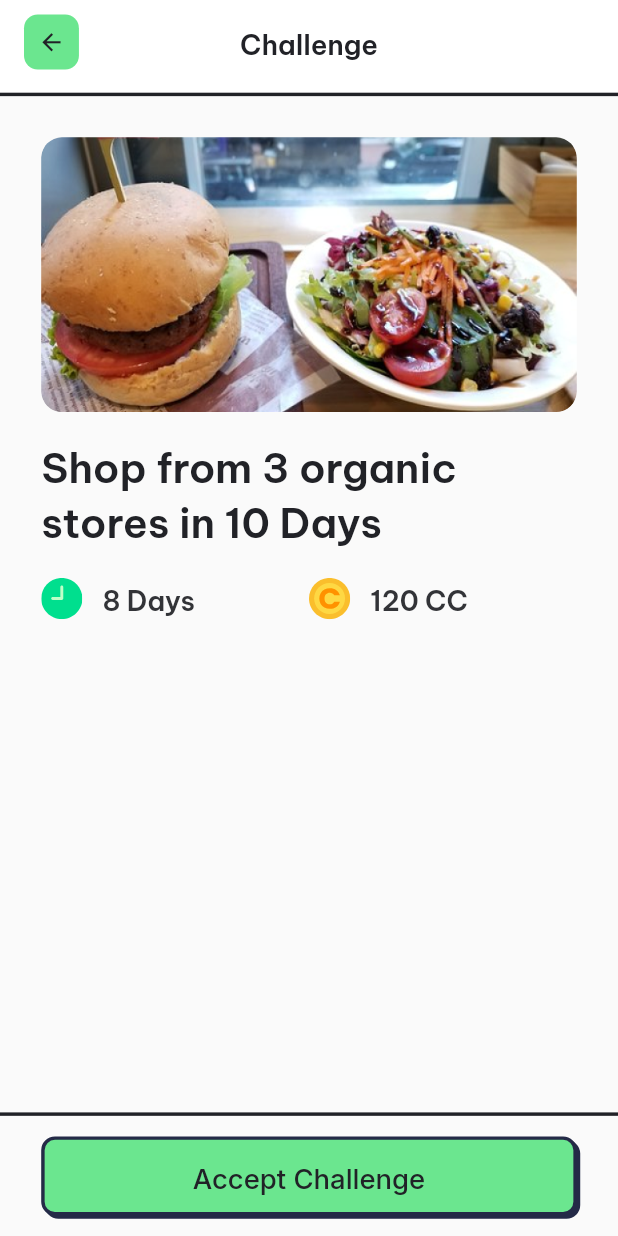
After one commit to CERO2-HK/cero2, a Flutter app: the screen it shows after launch, after a tap on "Stay Organic!", on a phone screen of 412 x 824 dp. The commit adds this screen. Run offline on Flutter 3.47's test engine with Material 2 defaults, Android fonts, the phone set to English and light mode, and no system bars; our stand-ins replace device_info_plus, flutter_secure_storage, flutter_svg, get_it, google_fonts, page_transition and 2 more.

Commit message:
challenge page

```diff
--- a/lib/constants/colors.dart
+++ b/lib/constants/colors.dart
@@ -11,4 +11,5 @@ class AppColor {
   static Color grey = const Color(0xffBBBBBD);
   static Color light = const Color(0xffF6F6F8);
   static Color dark = const Color(0xff323337);
+  static Color white = Colors.white;
 }
--- a/lib/routing/route_names.dart
+++ b/lib/routing/route_names.dart
@@ -2,4 +2,5 @@ class RouteNames {
   static const String navbarRoute = '/navbar';
   static const String homeRoute = '/home';
   static const String splashRoute = '/splash';
+  static const String challengeRoute = '/challenge';
 }
--- a/lib/routing/router.dart
+++ b/lib/routing/router.dart
@@ -1,3 +1,5 @@
+import 'package:cero2/models/challenge.dart';
+import 'package:cero2/screens/challenge/challenge_view.dart';
 import 'package:flutter/material.dart';
 import 'package:flutter/widgets.dart';
 import 'package:page_transition/page_transition.dart';
@@ -12,6 +14,13 @@ Route<dynamic> generateRoute(RouteSettings settings) {
           duration: 100);
     case RouteNames.splashRoute:
       return _getPageRoute(SplashView(), PageTransitionType.fade);
+    case RouteNames.challengeRoute:
+      Challenge challenge = settings.arguments as Challenge;
+      return _getPageRoute(
+          ChallengeView(
+            challenge: challenge,
+          ),
+          PageTransitionType.rightToLeft);
     default:
       return _getPageRoute(SplashView(), PageTransitionType.fade);
   }
--- /dev/null
+++ b/lib/screens/challenge/challenge_view.dart
@@ -0,0 +1,180 @@
+import 'package:cero2/constants/colors.dart';
+import 'package:cero2/locator.dart';
+import 'package:cero2/models/challenge.dart';
+import 'package:cero2/services/global_service.dart';
+import 'package:cero2/services/navigation_service.dart';
+import 'package:cero2/services/user_service.dart';
+import 'package:cero2/widgets/current_challenge_banner.dart';
+import 'package:cero2/widgets/flat_button.dart';
+import 'package:cero2/widgets/icon_button.dart';
+import 'package:cero2/widgets/new_challenge_banner.dart';
+import 'package:flutter/material.dart';
+import 'package:flutter_svg/svg.dart';
+import 'package:google_fonts/google_fonts.dart';
+import 'package:intl/intl.dart';
+import 'package:stacked/stacked.dart';
+
+import 'challenge_viewmodel.dart';
+
+class ChallengeView extends StatelessWidget {
+  Challenge challenge;
+  ChallengeView({Key? key, required this.challenge}) : super(key: key);
+
+  @override
+  Widget build(BuildContext context) {
+    return ViewModelBuilder<ChallengeViewModel>.reactive(
+      viewModelBuilder: () => ChallengeViewModel(),
+      builder: (
+        BuildContext context,
+        ChallengeViewModel model,
+        Widget? child,
+      ) {
+        return Scaffold(
+          appBar: PreferredSize(
+            preferredSize:
+                Size.fromHeight(Global.s(56)), // here the desired height
+            child: AppBar(
+              automaticallyImplyLeading: false,
+              backgroundColor: AppColor.white,
+              centerTitle: true,
+              elevation: 0,
+              title: Row(
+                mainAxisAlignment: MainAxisAlignment.spaceBetween,
+                crossAxisAlignment: CrossAxisAlignment.center,
+                children: [
+                  AppIconButton(
+                    onclick: () {
+                      locator<NavigationService>().pop();
+                    },
+                  ),
+                  Text(
+                    "Challenge",
+                    style: GoogleFonts.beVietnamPro(
+                      fontSize: Global.s(16),
+                      height: 1.5,
+                      fontWeight: FontWeight.w600,
+                      color: AppColor.black,
+                    ),
+                  ),
+                  Container(
+                    width: Global.s(32),
+                  )
+                ],
+              ),
+              bottom: PreferredSize(
+                  child: Container(
+                    color: AppColor.black,
+                    height: Global.s(2),
+                  ),
+                  preferredSize: Size.fromHeight(Global.s(2))),
+            ),
+          ),
+          body: SafeArea(
+            child: Column(
+              mainAxisAlignment: MainAxisAlignment.spaceBetween,
+              children: [
+                Padding(
+                  padding: EdgeInsets.all(Global.s(24)),
+                  child: Column(
+                    children: [
+                      Container(
+                        width: double.infinity,
+                        height: Global.s(160),
+                        decoration: BoxDecoration(
+                          borderRadius: BorderRadius.circular(Global.s(12)),
+                          image: DecorationImage(
+                              image: AssetImage(challenge.banner ?? ''),
+                              fit: BoxFit.fill),
+                        ),
+                      ),
+                      SizedBox(
+                        height: Global.s(16),
+                      ),
+                      Text(
+                        challenge.description,
+                        style: GoogleFonts.beVietnamPro(
+                          color: AppColor.black,
+                          fontSize: Global.s(24),
+                          height: 1.33,
+                          fontWeight: FontWeight.w600,
+                        ),
+                      ),
+                      SizedBox(
+                        height: Global.s(16),
+                      ),
+                      Row(
+                        children: [
+                          Expanded(
+                            child: Row(
+                              children: [
+                                SvgPicture.asset(
+                                  'assets/icons/time.svg',
+                                  semanticsLabel: 'time',
+                                  height: Global.s(24),
+                                ),
+                                SizedBox(
+                                  width: Global.s(8),
+                                ),
+                                Text(
+                                  " ${challenge.days} Day" +
+                                      (challenge.days > 2 ? "s" : ""),
+                                  style: GoogleFonts.beVietnamPro(
+                                    color: AppColor.dark,
+                                    fontSize: Global.s(16),
+                                    height: 1.5,
+                                    fontWeight: FontWeight.w600,
+                                  ),
+                                ),
+                              ],
+                            ),
+                          ),
+                          Expanded(
+                            child: Row(
+                              children: [
+                                SvgPicture.asset(
+                                  'assets/icons/cero_coin.svg',
+                                  semanticsLabel: 'cero_coin',
+                                  height: Global.s(24),
+                                ),
+                                SizedBox(
+                                  width: Global.s(8),
+                                ),
+                                Text(
+                                  " ${challenge.points} CC",
+                                  style: GoogleFonts.beVietnamPro(
+                                    color: AppColor.dark,
+                                    fontSize: Global.s(16),
+                                    height: 1.5,
+                                    fontWeight: FontWeight.w600,
+                                  ),
+                                ),
+                              ],
+                            ),
+                          ),
+                        ],
+                      )
+                    ],
+                  ),
+                ),
+                Container(
+                  width: Global.screenWidth,
+                  height: Global.s(72),
+                  padding: EdgeInsets.symmetric(
+                      vertical: Global.s(12), horizontal: Global.s(24)),
+                  decoration: BoxDecoration(
+                      border: Border(
+                          top: BorderSide(
+                              color: AppColor.black, width: Global.s(2)))),
+                  child: AppFlatButton(
+                    text: "Accept Challenge",
+                    onclick: () {},
+                  ),
+                )
+              ],
+            ),
+          ),
+        );
+      },
+    );
+  }
+}
--- /dev/null
+++ b/lib/screens/challenge/challenge_viewmodel.dart
@@ -0,0 +1,5 @@
+import 'package:cero2/models/challenge.dart';
+import 'package:cero2/services/api_service.dart';
+import 'package:stacked/stacked.dart';
+
+class ChallengeViewModel extends BaseViewModel {}
--- a/lib/screens/challenges/challenges_view.dart
+++ b/lib/screens/challenges/challenges_view.dart
@@ -241,7 +241,7 @@ class ChallengesView extends StatelessWidget {
           height: Global.s(12),
         ),
         SizedBox(
-          height: Global.s(224),
+          height: Global.s(232),
           child: SingleChildScrollView(
             scrollDirection: Axis.horizontal,
             child: Row(
--- a/lib/widgets/current_challenge_banner.dart
+++ b/lib/widgets/current_challenge_banner.dart
@@ -1,6 +1,9 @@
 import 'package:cero2/constants/colors.dart';
+import 'package:cero2/locator.dart';
 import 'package:cero2/models/challenge.dart';
+import 'package:cero2/routing/route_names.dart';
 import 'package:cero2/services/global_service.dart';
+import 'package:cero2/services/navigation_service.dart';
 import 'package:flutter/material.dart';
 import 'package:flutter_svg/svg.dart';
 import 'package:google_fonts/google_fonts.dart';
@@ -16,9 +19,31 @@ class CurrentChallengeBanner extends StatefulWidget {
 }
 
 class _CurrentChallengeBannerState extends State<CurrentChallengeBanner> {
+  bool isPressed = false;
+
   @override
   Widget build(BuildContext context) {
-    return Container(
+    return GestureDetector(
+      onTapDown: (details) {
+        setState(() {
+          isPressed = true;
+        });
+      },
+      onTapUp: (details) {
+        setState(() {
+          isPressed = false;
+        });
+      },
+      onTapCancel: () {
+        setState(() {
+          isPressed = false;
+        });
+      },
+      onTap: () {
+        locator<NavigationService>()
+            .pushNamed(RouteNames.challengeRoute, arguments: widget.challenge);
+      },
+      child: Container(
         width: Global.screenWidth,
         padding: EdgeInsets.all(Global.s(12)),
         decoration: BoxDecoration(
@@ -31,7 +56,9 @@ class _CurrentChallengeBannerState extends State<CurrentChallengeBanner> {
             Global.s(8),
           ),
           boxShadow: [
-          BoxShadow(
+            isPressed
+                ? const BoxShadow()
+                : BoxShadow(
                     color: AppColor.secondaryColor,
                     offset: Offset(Global.s(2), Global.s(2)),
                   ),
@@ -183,6 +210,7 @@ class _CurrentChallengeBannerState extends State<CurrentChallengeBanner> {
             ),
           ],
         ),
+      ),
     );
   }
 }
--- /dev/null
+++ b/lib/widgets/flat_button.dart
@@ -0,0 +1,79 @@
+import 'package:cero2/constants/colors.dart';
+import 'package:cero2/services/global_service.dart';
+import 'package:flutter/material.dart';
+import 'package:google_fonts/google_fonts.dart';
+
+class AppFlatButton extends StatefulWidget {
+  AppFlatButton(
+      {Key? key,
+      required this.text,
+      required this.onclick,
+      this.height,
+      this.width})
+      : super(key: key);
+
+  String text;
+  VoidCallback onclick;
+  double? width;
+  double? height;
+
+  @override
+  State<AppFlatButton> createState() => _AppFlatButtonState();
+}
+
+class _AppFlatButtonState extends State<AppFlatButton> {
+  bool isPressed = false;
+
+  @override
+  Widget build(BuildContext context) {
+    return GestureDetector(
+      onTapDown: (details) {
+        setState(() {
+          isPressed = true;
+        });
+      },
+      onTapUp: (details) {
+        setState(() {
+          isPressed = false;
+        });
+      },
+      onTapCancel: () {
+        setState(() {
+          isPressed = false;
+        });
+      },
+      onTap: widget.onclick,
+      child: Container(
+        width: widget.width ?? Global.screenWidth,
+        height: widget.height ?? Global.s(48),
+        decoration: BoxDecoration(
+          color: AppColor.primaryColor,
+          borderRadius: BorderRadius.circular(Global.s(8)),
+          border: Border.all(
+            color: AppColor.secondaryColor,
+            width: Global.s(2),
+          ),
+          boxShadow: [
+            isPressed
+                ? const BoxShadow()
+                : BoxShadow(
+                    color: AppColor.secondaryColor,
+                    offset: Offset(Global.s(2), Global.s(2)),
+                  ),
+          ],
+        ),
+        child: Center(
+          child: Text(
+            widget.text,
+            style: GoogleFonts.inter(
+              color: AppColor.black,
+              fontSize: Global.s(16),
+              height: 1.5,
+              fontWeight: FontWeight.w500,
+            ),
+          ),
+        ),
+      ),
+    );
+  }
+}
--- /dev/null
+++ b/lib/widgets/icon_button.dart
@@ -0,0 +1,33 @@
+import 'package:cero2/constants/colors.dart';
+import 'package:cero2/services/global_service.dart';
+import 'package:flutter/material.dart';
+
+class AppIconButton extends StatelessWidget {
+  AppIconButton(
+      {Key? key, required this.onclick, this.iconData = Icons.arrow_back})
+      : super(key: key);
+
+  IconData? iconData;
+  VoidCallback onclick;
+
+  @override
+  Widget build(BuildContext context) {
+    return GestureDetector(
+      onTap: onclick,
+      child: Container(
+        width: Global.s(32),
+        height: Global.s(32),
+        decoration: BoxDecoration(
+          color: AppColor.primaryColor,
+          borderRadius: BorderRadius.circular(Global.s(8)),
+        ),
+        child: Center(
+            child: Icon(
+          iconData,
+          color: AppColor.black,
+          size: Global.s(16),
+        )),
+      ),
+    );
+  }
+}
--- a/lib/widgets/new_challenge_banner.dart
+++ b/lib/widgets/new_challenge_banner.dart
@@ -1,6 +1,9 @@
 import 'package:cero2/constants/colors.dart';
+import 'package:cero2/locator.dart';
 import 'package:cero2/models/challenge.dart';
+import 'package:cero2/routing/route_names.dart';
 import 'package:cero2/services/global_service.dart';
+import 'package:cero2/services/navigation_service.dart';
 import 'package:flutter/material.dart';
 import 'package:flutter_svg/svg.dart';
 import 'package:google_fonts/google_fonts.dart';
@@ -16,9 +19,31 @@ class NewChallengeBanner extends StatefulWidget {
 }
 
 class _NewChallengeBannerState extends State<NewChallengeBanner> {
+  bool isPressed = false;
+
   @override
   Widget build(BuildContext context) {
-    return Container(
+    return GestureDetector(
+      onTapDown: (details) {
+        setState(() {
+          isPressed = true;
+        });
+      },
+      onTapUp: (details) {
+        setState(() {
+          isPressed = false;
+        });
+      },
+      onTapCancel: () {
+        setState(() {
+          isPressed = false;
+        });
+      },
+      onTap: () {
+        locator<NavigationService>()
+            .pushNamed(RouteNames.challengeRoute, arguments: widget.challenge);
+      },
+      child: Container(
         width: Global.s(240),
         padding: EdgeInsets.all(Global.s(12)),
         decoration: BoxDecoration(
@@ -31,7 +56,9 @@ class _NewChallengeBannerState extends State<NewChallengeBanner> {
             Global.s(8),
           ),
           boxShadow: [
-          BoxShadow(
+            isPressed
+                ? const BoxShadow()
+                : BoxShadow(
                     color: AppColor.secondaryColor,
                     offset: Offset(Global.s(2), Global.s(2)),
                   ),
@@ -43,7 +70,7 @@ class _NewChallengeBannerState extends State<NewChallengeBanner> {
               width: double.infinity,
               height: Global.s(120),
               decoration: BoxDecoration(
-              borderRadius: BorderRadius.circular(8),
+                borderRadius: BorderRadius.circular(Global.s(8)),
                 image: DecorationImage(
                     image: AssetImage(widget.challenge.banner ?? ''),
                     fit: BoxFit.fill),
@@ -111,6 +138,7 @@ class _NewChallengeBannerState extends State<NewChallengeBanner> {
             )
           ],
         ),
+      ),
     );
   }
 }
```
Lines whose indentation alone changed are shown as unchanged.
